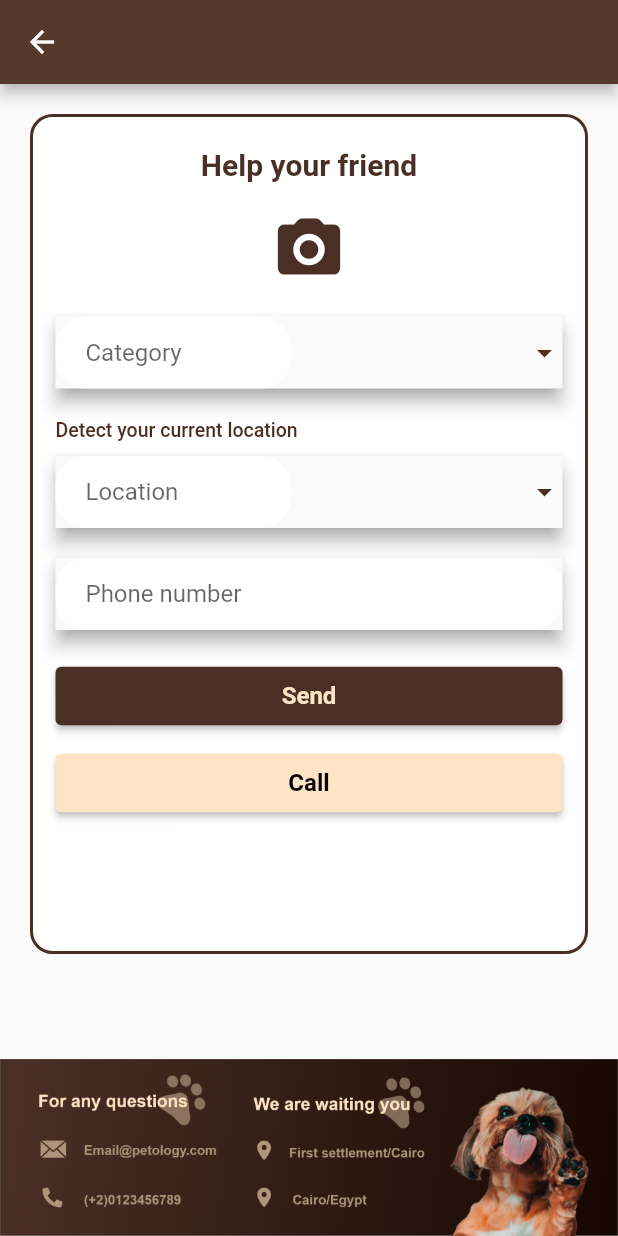
After one commit to Eslam172/petology, a Flutter app: the screen it shows after launch, after a tap on "Help them", on a phone screen of 412 x 824 dp. The commit adds this screen. Run offline on Flutter 3.47's test engine with Material 2 defaults, Android fonts, the phone set to English and light mode, and no system bars.

Commit message:
help your friend

```diff
--- a/lib/screens/about_us_screen.dart
+++ b/lib/screens/about_us_screen.dart
@@ -1,4 +1,5 @@
 import 'package:flutter/material.dart';
+import 'package:petology/screens/help_screen.dart';
 import 'package:petology/shared/styles/colors.dart';
 
 class AboutUsScreen extends StatelessWidget {
@@ -55,7 +56,13 @@ class AboutUsScreen extends StatelessWidget {
                             SizedBox(
                               width: 120,
                               child: ElevatedButton(
-                                  onPressed: () {},
+                                  onPressed: () {
+                                    Navigator.push(
+                                        context,
+                                        MaterialPageRoute(
+                                            builder: (context) =>
+                                                const HelpScreen()));
+                                  },
                                   style: ButtonStyle(
                                     backgroundColor:
                                         MaterialStateProperty.all(Colors.white),
@@ -160,19 +167,18 @@ class AboutUsScreen extends StatelessWidget {
                         decoration: BoxDecoration(
                             borderRadius: BorderRadius.circular(10),
                             color: const Color(0xffF1F1F1),
-                          border: Border.all(color: primaryColor,width: 1)
-                        ),
+                            border: Border.all(color: primaryColor, width: 1)),
                         child: Column(
                           mainAxisAlignment: MainAxisAlignment.center,
                           children: const [
-                            Image(image: AssetImage('assets/images/cat.png'),
+                            Image(
+                              image: AssetImage('assets/images/cat.png'),
                               width: 40,
                               height: 40,
                             ),
-                            Text('Cats',style: TextStyle(
-                                fontSize: 12,
-                                fontWeight: FontWeight.w500
-                            ))
+                            Text('Cats',
+                                style: TextStyle(
+                                    fontSize: 12, fontWeight: FontWeight.w500))
                           ],
                         ),
                       ),
@@ -182,19 +188,20 @@ class AboutUsScreen extends StatelessWidget {
                         decoration: BoxDecoration(
                             borderRadius: BorderRadius.circular(10),
                             color: const Color(0xffF1F1F1),
-                          border: Border.all(color: primaryColor,width: 1)
-                        ),
+                            border: Border.all(color: primaryColor, width: 1)),
                         child: Column(
                           mainAxisAlignment: MainAxisAlignment.center,
                           children: const [
-                            Image(image: AssetImage('assets/images/dog.png'),
+                            Image(
+                              image: AssetImage('assets/images/dog.png'),
                               width: 40,
                               height: 40,
                             ),
-                            Text('Dogs',style: TextStyle(
-                              fontSize: 12,
-                              fontWeight: FontWeight.w500
-                            ),)
+                            Text(
+                              'Dogs',
+                              style: TextStyle(
+                                  fontSize: 12, fontWeight: FontWeight.w500),
+                            )
                           ],
                         ),
                       ),
@@ -203,35 +210,44 @@ class AboutUsScreen extends StatelessWidget {
                 ],
               ),
             ),
-            const SizedBox(height: 20,),
+            const SizedBox(
+              height: 20,
+            ),
             Container(
               height: 260,
               width: double.infinity,
               color: Colors.white,
               child: Column(
                 children: [
-                  Text('Our friends who looking for a house',style: TextStyle(
+                  Text(
+                    'Our friends who looking for a house',
+                    style: TextStyle(
                         color: primaryColor,
                         fontSize: 16,
-                    fontWeight: FontWeight.bold
-                  ),
+                        fontWeight: FontWeight.bold),
                     maxLines: 2,
                   ),
-                  const SizedBox(height: 15,),
+                  const SizedBox(
+                    height: 15,
+                  ),
                   Expanded(
                     child: ListView.separated(
                         physics: const BouncingScrollPhysics(),
                         scrollDirection: Axis.horizontal,
                         itemBuilder: (context, index) => myAnimalItem(),
-                        separatorBuilder: (context, index)=> const SizedBox(width: 15,),
-                        itemCount: 10
+                        separatorBuilder: (context, index) => const SizedBox(
+                              width: 15,
                             ),
+                        itemCount: 10),
                   ),
-                  const SizedBox(height: 15,),
+                  const SizedBox(
+                    height: 15,
+                  ),
                   Container(
                     width: 130,
                     height: 25,
-                    padding: const EdgeInsets.symmetric(vertical: 5,horizontal: 20),
+                    padding:
+                        const EdgeInsets.symmetric(vertical: 5, horizontal: 20),
                     decoration: BoxDecoration(
                       borderRadius: BorderRadius.circular(15),
                       color: primaryColor,
@@ -240,15 +256,18 @@ class AboutUsScreen extends StatelessWidget {
                       mainAxisAlignment: MainAxisAlignment.center,
                       crossAxisAlignment: CrossAxisAlignment.center,
                       children: const [
-                        Text('Show more',style: TextStyle(
+                        Text(
+                          'Show more',
+                          style: TextStyle(
                               fontSize: 12,
                               fontWeight: FontWeight.w500,
-                          color: Color(0xffFFE3C5)
-                        ),
+                              color: Color(0xffFFE3C5)),
                           textAlign: TextAlign.center,
                         ),
                         Spacer(),
-                        Icon(Icons.arrow_forward_ios,size: 13,
+                        Icon(
+                          Icons.arrow_forward_ios,
+                          size: 13,
                           color: Color(0xffFFE3C5),
                         )
                       ],
@@ -257,58 +276,83 @@ class AboutUsScreen extends StatelessWidget {
                 ],
               ),
             ),
-            const SizedBox(height: 30,),
+            const SizedBox(
+              height: 30,
+            ),
             Container(
               height: 250,
               width: double.infinity,
               color: const Color(0xffF1F1F1),
-              padding: const EdgeInsets.only(top: 15,left: 15,right: 10),
+              padding: const EdgeInsets.only(top: 15, left: 15, right: 10),
               child: Column(
                 children: [
-                  const Text('How to take care of your friends ?', style: TextStyle(
+                  const Text(
+                    'How to take care of your friends ?',
+                    style: TextStyle(
                         fontWeight: FontWeight.bold,
                         fontSize: 18,
-                    color: Colors.black
-                  ),),
-                  const SizedBox(height: 30,),
+                        color: Colors.black),
+                  ),
+                  const SizedBox(
+                    height: 30,
+                  ),
                   Row(
                     children: const [
-                      Image(image: AssetImage('assets/images/food.png'),
+                      Image(
+                        image: AssetImage('assets/images/food.png'),
                         height: 80,
                         width: 80,
                       ),
-                      SizedBox(width: 15,),
-                      Image(image: AssetImage('assets/images/transport.png'),
+                      SizedBox(
+                        width: 15,
+                      ),
+                      Image(
+                        image: AssetImage('assets/images/transport.png'),
                         height: 80,
                         width: 80,
                       ),
-                      SizedBox(width: 15,),
-                      Image(image: AssetImage('assets/images/toys.png'),
+                      SizedBox(
+                        width: 15,
+                      ),
+                      Image(
+                        image: AssetImage('assets/images/toys.png'),
                         height: 80,
                         width: 80,
                       ),
-                      SizedBox(width: 15,),
-                      Image(image: AssetImage('assets/images/bowls.png'),
+                      SizedBox(
+                        width: 15,
+                      ),
+                      Image(
+                        image: AssetImage('assets/images/bowls.png'),
                         height: 80,
                         width: 80,
                       ),
                     ],
                   ),
-                  const SizedBox(height: 15,),
+                  const SizedBox(
+                    height: 15,
+                  ),
                   Row(
                     mainAxisAlignment: MainAxisAlignment.center,
                     children: const [
-                      Image(image: AssetImage('assets/images/inoculation.png'),
+                      Image(
+                        image: AssetImage('assets/images/inoculation.png'),
                         height: 80,
                         width: 80,
                       ),
-                      SizedBox(width: 15,),
-                      Image(image: AssetImage('assets/images/sleeping.png'),
+                      SizedBox(
+                        width: 15,
+                      ),
+                      Image(
+                        image: AssetImage('assets/images/sleeping.png'),
                         height: 80,
                         width: 80,
                       ),
-                      SizedBox(width: 15,),
-                      Image(image: AssetImage('assets/images/vitamins.png'),
+                      SizedBox(
+                        width: 15,
+                      ),
+                      Image(
+                        image: AssetImage('assets/images/vitamins.png'),
                         height: 80,
                         width: 80,
                       ),
@@ -330,33 +374,33 @@ class AboutUsScreen extends StatelessWidget {
         decoration: BoxDecoration(
             borderRadius: BorderRadius.circular(10),
             color: Colors.white,
-        border: Border.all(color: primaryColor,width: 1)
-    ),
+            border: Border.all(color: primaryColor, width: 1)),
         child: Column(
           mainAxisAlignment: MainAxisAlignment.start,
           children: [
-        const Image(image: AssetImage('assets/images/doby.png'),
+            const Image(
+              image: AssetImage('assets/images/doby.png'),
               width: 90,
               height: 130,
               alignment: Alignment.topCenter,
             ),
-        const Text('Doby',style: TextStyle(
-            fontSize: 14,
-            fontWeight: FontWeight.w500
-        ),),
-        const SizedBox(height: 5,),
+            const Text(
+              'Doby',
+              style: TextStyle(fontSize: 14, fontWeight: FontWeight.w500),
+            ),
+            const SizedBox(
+              height: 5,
+            ),
             Container(
               width: 90,
               height: 20,
               decoration: BoxDecoration(
                   borderRadius: BorderRadius.circular(10),
                   color: Colors.white,
-              border: Border.all(color: const Color(0xffFFE3C5),width: 2)
-          ),
-          child: const Text('Read more',style: TextStyle(
-              fontSize: 12,
-              fontWeight: FontWeight.w500
-          ),
+                  border: Border.all(color: const Color(0xffFFE3C5), width: 2)),
+              child: const Text(
+                'Read more',
+                style: TextStyle(fontSize: 12, fontWeight: FontWeight.w500),
                 textAlign: TextAlign.center,
               ),
             )
--- /dev/null
+++ b/lib/screens/help_screen.dart
@@ -0,0 +1,212 @@
+import 'package:flutter/material.dart';
+
+import '../shared/styles/colors.dart';
+
+class HelpScreen extends StatelessWidget {
+  const HelpScreen({Key? key}) : super(key: key);
+
+  @override
+  Widget build(BuildContext context) {
+    return Scaffold(
+      appBar: AppBar(),
+      body: Column(
+        crossAxisAlignment: CrossAxisAlignment.stretch,
+        children: [
+          Expanded(
+            child: Container(
+              margin: const EdgeInsets.only(bottom: 70, left: 20, right: 20,top: 20),
+              height: 420,
+              decoration: BoxDecoration(
+                  color: Colors.white,
+                  borderRadius: BorderRadius.circular(15),
+                  border: Border.all(color: primaryColor, width: 2)),
+              child: SingleChildScrollView(
+                physics: const BouncingScrollPhysics(),
+                child: Column(
+                  crossAxisAlignment: CrossAxisAlignment.stretch,
+                  children: [
+                    const SizedBox(
+                      height: 20,
+                    ),
+                    Text(
+                      'Help your friend',
+                      textAlign: TextAlign.center,
+                      style: TextStyle(
+                          fontSize: 20,
+                          fontWeight: FontWeight.bold,
+                          color: primaryColor),
+                    ),
+                    const SizedBox(
+                      height: 20,
+                    ),
+                    Center(child: Icon(Icons.camera_alt_rounded,
+                      size: 50,
+                      color: primaryColor,
+                    ),
+                    ),
+                    const SizedBox(
+                      height: 20,
+                    ),
+                    Padding(
+                      padding: const EdgeInsets.symmetric(horizontal: 15.0),
+                      child: Material(
+                        elevation: 5.0,
+                        shadowColor: Colors.grey,
+                        child: Row(
+                          children: [
+                            Expanded(
+                              child: TextFormField(
+                                autofocus: false,
+                                keyboardType: TextInputType.text,
+                                decoration: InputDecoration(
+                                    hintText: 'Category',
+                                    fillColor: Colors.white,
+                                    filled: true,
+                                    border: InputBorder.none,
+                                    contentPadding: const EdgeInsets.fromLTRB(
+                                        20.0, 10.0, 20.0, 10.0),
+                                    enabledBorder: OutlineInputBorder(
+                                        borderRadius: BorderRadius.circular(20.0),
+                                        borderSide: const BorderSide(
+                                            color: Colors.white,
+                                            width: 3.0,
+                                            style: BorderStyle.none))),
+                              ),
+                            ),
+                            const Spacer(),
+                            Icon(Icons.arrow_drop_down,color: primaryColor,)
+                          ],
+                        ),
+                      ),
+                    ),
+                    const SizedBox(
+                      height: 20,
+                    ),
+                    Padding(
+                      padding: const EdgeInsets.symmetric(horizontal: 15.0),
+                      child: Text('Detect your current location',style: TextStyle(
+                        color: primaryColor,
+                        fontSize: 13,
+                        fontWeight: FontWeight.w500
+                      ),),
+                    ),
+                    const SizedBox(
+                      height: 10,
+                    ),
+                    Padding(
+                      padding: const EdgeInsets.symmetric(horizontal: 15.0),
+                      child: Material(
+                        elevation: 5.0,
+                        shadowColor: Colors.grey,
+                        child: Row(
+                          children: [
+                            Expanded(
+                              child: TextFormField(
+                                autofocus: false,
+                                obscureText: true,
+                                keyboardType: TextInputType.text,
+                                decoration: InputDecoration(
+                                  hintText: 'Location',
+                                  fillColor: Colors.white,
+                                  filled: true,
+                                  border: InputBorder.none,
+                                  contentPadding: const EdgeInsets.fromLTRB(
+                                      20.0, 10.0, 20.0, 10.0),
+                                  enabledBorder: OutlineInputBorder(
+                                      borderRadius: BorderRadius.circular(20.0),
+                                      borderSide: const BorderSide(
+                                          color: Colors.white,
+                                          width: 3.0,
+                                          style: BorderStyle.none)),
+                                ),
+                              ),
+                            ),
+                            const Spacer(),
+                            Icon(Icons.arrow_drop_down,color: primaryColor,)
+                          ],
+                        ),
+                      ),
+                    ),
+                    const SizedBox(
+                      height: 20,
+                    ),
+                    Padding(
+                      padding: const EdgeInsets.symmetric(horizontal: 15.0),
+                      child: Material(
+                        elevation: 5.0,
+                        shadowColor: Colors.grey,
+                        child: TextFormField(
+                          autofocus: false,
+                          obscureText: true,
+                          keyboardType: TextInputType.text,
+                          decoration: InputDecoration(
+                            hintText: 'Phone number',
+                            fillColor: Colors.white,
+                            filled: true,
+                            border: InputBorder.none,
+                            contentPadding: const EdgeInsets.fromLTRB(
+                                20.0, 10.0, 20.0, 10.0),
+                            enabledBorder: OutlineInputBorder(
+                                borderRadius: BorderRadius.circular(20.0),
+                                borderSide: const BorderSide(
+                                    color: Colors.white,
+                                    width: 3.0,
+                                    style: BorderStyle.none)),
+                          ),
+                        ),
+                      ),
+                    ),
+                    const SizedBox(
+                      height: 20,
+                    ),
+                    Padding(
+                      padding: const EdgeInsets.symmetric(horizontal: 15.0),
+                      child: ElevatedButton(
+                          onPressed: () {},
+                          style: ButtonStyle(
+                              padding: MaterialStateProperty.all(
+                                  const EdgeInsets.symmetric(
+                                      vertical: 10, horizontal: 10)),
+                              backgroundColor:
+                              MaterialStateProperty.all(primaryColor)),
+                          child: const Text(
+                            'Send',
+                            style: TextStyle(
+                                fontWeight: FontWeight.bold,
+                                fontSize: 16,
+                                color: Color(0xffFFE3C5)),
+                          )),
+                    ),
+                    const SizedBox(
+                      height: 10,
+                    ),
+                    Padding(
+                      padding: const EdgeInsets.symmetric(horizontal: 15.0),
+                      child: ElevatedButton(
+                          onPressed: () {},
+                          style: ButtonStyle(
+                              padding: MaterialStateProperty.all(
+                                  const EdgeInsets.symmetric(
+                                      vertical: 10, horizontal: 10)),
+                              backgroundColor:
+                              MaterialStateProperty.all(const Color(0xffFFE3C5))),
+                          child: const Text(
+                            'Call',
+                            style: TextStyle(
+                                fontWeight: FontWeight.bold,
+                                fontSize: 16,
+                                color: Colors.black),
+                          )),
+                    ),
+                    const SizedBox(height: 15,)
+                  ],
+                ),
+              ),
+            ),
+          ),
+          const Image(image: AssetImage('assets/images/bottom_back.png'))
+        ],
+      ),
+    );
+  }
+}
--- a/lib/screens/home_screen.dart
+++ b/lib/screens/home_screen.dart
@@ -46,7 +46,7 @@ class HomeScreen extends StatelessWidget {
                 ),
                 Tab(
                   child: Text(
-                    'Categories',
+                    'Adaption',
                     style: TextStyle(
                         color: Theme.of(context).primaryColor, fontSize: 12),
                   ),
```
Lines whose indentation alone changed are shown as unchanged.
